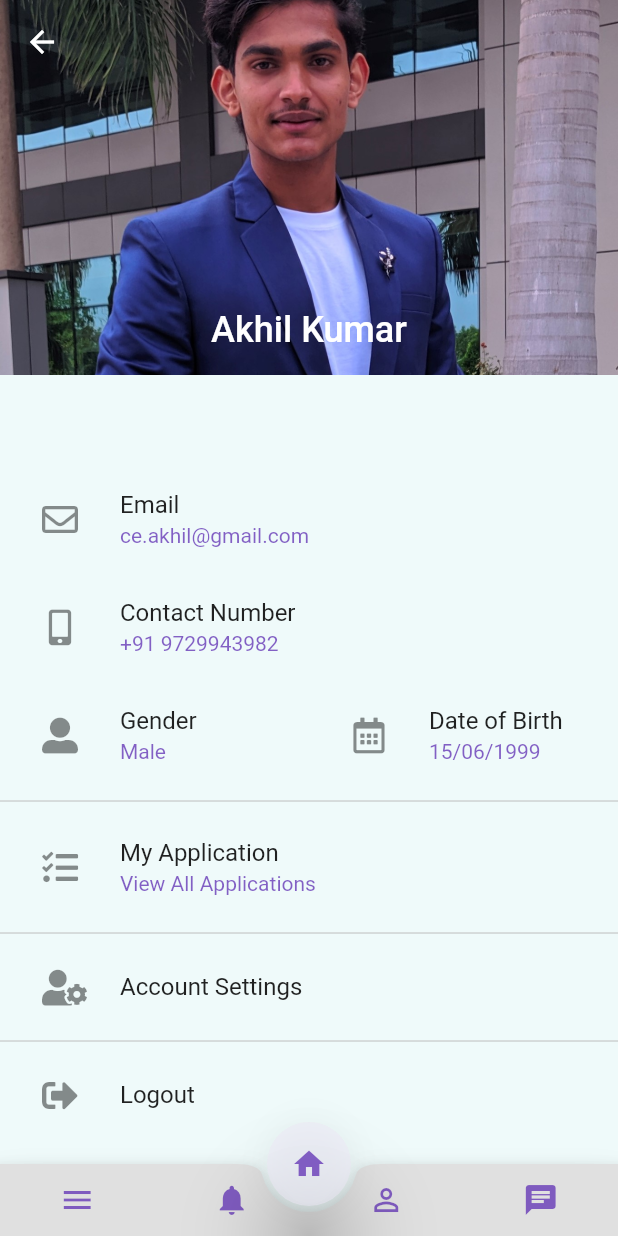
After one commit to ce-akhil/Volunteer-Management-System, a Flutter app: the screen it shows after launch, item 3 of the bottom bar chosen, on a phone screen of 412 x 824 dp. The commit adds this screen. Run offline on Flutter 3.47's test engine with Material 2 defaults, Android fonts, the phone set to English and light mode, and no system bars; our stand-ins replace bot_toast, font_awesome_flutter, responsive_grid.

Commit message:
Made profile

```diff
--- a/lib/action_button.dart
+++ b/lib/action_button.dart
@@ -1,4 +1,5 @@
 import 'package:flutter/material.dart';
+import 'package:vms/main.dart';
 
 class AppActionButton extends StatelessWidget {
   const AppActionButton({Key key}) : super(key: key);
@@ -8,9 +9,17 @@ class AppActionButton extends StatelessWidget {
     return FloatingActionButton(
       child: IconButton(
         icon: Icon(Icons.home),
-        onPressed: () {},
+        onPressed: () {
+          Navigator.push(
+              context,
+              MaterialPageRoute(builder: (context) => HomeScreen()));
+        },
       ),
-      onPressed: () {},
+      onPressed: () {
+        Navigator.push(
+            context,
+            MaterialPageRoute(builder: (context) => HomeScreen()));
+      },
     );
   }
 }
--- a/lib/appbottombar.dart
+++ b/lib/appbottombar.dart
@@ -1,5 +1,6 @@
 import 'package:flutter/cupertino.dart';
 import 'package:flutter/material.dart';
+import 'package:vms/profile.dart';
 
 class AppBottomBar extends StatefulWidget {
   const AppBottomBar({Key key}) : super(key: key);
@@ -25,8 +26,12 @@ class _AppBottomBarState extends State<AppBottomBar> {
             onPressed: () {},
           ),
           IconButton(
-            icon: Icon(Icons.arrow_drop_down),
-            onPressed: () {},
+            icon: Icon(Icons.perm_identity),
+            onPressed: () {
+              Navigator.push(
+                  context,
+                  MaterialPageRoute(builder: (context) => Profile()));
+            },
           ),
           IconButton(
             icon: Icon(Icons.chat),
--- /dev/null
+++ b/lib/profile.dart
@@ -0,0 +1,192 @@
+import 'package:flutter/gestures.dart';
+import 'package:flutter/material.dart';
+import 'package:font_awesome_flutter/font_awesome_flutter.dart';
+import 'package:vms/action_button.dart';
+import 'package:vms/appbottombar.dart';
+import 'package:responsive_grid/responsive_grid.dart';
+import 'package:vms/events.dart';
+
+class Profile extends StatefulWidget {
+  @override
+  _Profile createState() => new _Profile();
+}
+
+class _Profile extends State<Profile> {
+  @override
+  Widget build(BuildContext context) {
+    bool isPortrait = MediaQuery.of(context).orientation == Orientation.portrait
+        ? true
+        : false;
+    double tileMargin = 30;
+    return Scaffold(
+      drawerDragStartBehavior: DragStartBehavior.down,
+      bottomNavigationBar: AppBottomBar(),
+      floatingActionButtonLocation: FloatingActionButtonLocation.centerDocked,
+      floatingActionButton:  AppActionButton(),
+      body: SafeArea(
+        child: NestedScrollView(
+          headerSliverBuilder: (BuildContext context, bool innerBoxIsScrolled) {
+            return <Widget>[
+              SliverAppBar(
+                expandedHeight: 250.0,
+                floating: false,
+                pinned: true,
+                flexibleSpace: FlexibleSpaceBar(
+                    centerTitle: true,
+                    title: Text("Akhil Kumar",
+                        style: TextStyle(
+                          color: Colors.white,
+                          fontSize: 16.0,
+                        )),
+                    background: Image.asset(
+                      "assets/image/ak_face.jpg",
+                      fit: BoxFit.cover,
+                    )),
+              ),
+            ];
+          },
+          body: Scrollbar(
+            child: SingleChildScrollView(
+              dragStartBehavior: DragStartBehavior.down,
+              child: ResponsiveGridRow(
+                children: [
+                  if (isPortrait) _addGap(tileMargin * 2),
+                  ResponsiveGridCol(
+                    xs: 12,
+                    child: SizedBox(
+                      child: ListTile(
+                        title: Text('Email'),
+                        subtitle: Text('ce.akhil@gmail.com'),
+                        leading: IconButton(
+                          icon: Icon(FontAwesomeIcons.envelope),
+                          onPressed: () {},
+                        ),
+                        onTap: () {},
+                      ),
+                    ),
+                  ),
+                  ResponsiveGridCol(
+                    xs: 12,
+                    child: SizedBox(
+                      child: ListTile(
+                        title: Text('Contact Number'),
+                        subtitle: Text('+91 9729943982'),
+                        leading: IconButton(
+                          icon: Icon(FontAwesomeIcons.mobileAlt),
+                          onPressed: () {},
+                        ),
+                        onTap: () {},
+                      ),
+                    ),
+                  ),
+                  ResponsiveGridCol(
+                    xs: 6,
+                    child: SizedBox(
+                      child: ListTile(
+                        title: Text('Gender'),
+                        subtitle: Text('Male'),
+                        leading: IconButton(
+                          icon: Icon(FontAwesomeIcons.userAlt),
+                          onPressed: () {},
+                        ),
+                        onTap: () {},
+                      ),
+                    ),
+                  ),
+                  ResponsiveGridCol(
+                    xs: 6,
+                    child: SizedBox(
+                      child: ListTile(
+                        title: Text('Date of Birth'),
+                        subtitle: Text('15/06/1999'),
+                        leading: IconButton(
+                          icon: Icon(FontAwesomeIcons.calendarAlt),
+                          onPressed: () {},
+                        ),
+                        onTap: () {},
+                      ),
+                    ),
+                  ),
+                  ResponsiveGridCol(
+                    xs: 12,
+                    child: SizedBox(
+                      child: Divider(),
+                    ),
+                  ),
+                  ResponsiveGridCol(
+                    xs: 12,
+                    child: SizedBox(
+                      child: ListTile(
+                        title: Text('My Application'),
+                        subtitle: Text('View All Applications'),
+                        leading: IconButton(
+                          icon: Icon(FontAwesomeIcons.tasks),
+                          onPressed: () {
+                            Navigator.push(
+                                context,
+                                MaterialPageRoute(builder: (context) => Events()));
+                          },
+                        ),
+                        onTap: () {
+                          Navigator.push(
+                              context,
+                              MaterialPageRoute(builder: (context) => Events()));
+                        },
+                      ),
+                    ),
+                  ),
+                  ResponsiveGridCol(
+                    xs: 12,
+                    child: SizedBox(
+                      child: Divider(),
+                    ),
+                  ),
+                  ResponsiveGridCol(
+                    xs: 12,
+                    child: SizedBox(
+                      child: ListTile(
+                        title: Text('Account Settings'),
+                        leading: IconButton(
+                          icon: Icon(FontAwesomeIcons.userCog),
+                          onPressed: () {},
+                        ),
+                        onTap: () {},
+                      ),
+                    ),
+                  ),
+                  ResponsiveGridCol(
+                    xs: 12,
+                    child: SizedBox(
+                      child: Divider(),
+                    ),
+                  ),
+                  ResponsiveGridCol(
+                    xs: 12,
+                    child: SizedBox(
+                      child: ListTile(
+                        title: Text('Logout'),
+                        leading: IconButton(
+                          icon: Icon(FontAwesomeIcons.signOutAlt),
+                          onPressed: () {},
+                        ),
+                        onTap: () {},
+                      ),
+                    ),
+                  ),
+                ],
+              ),
+            ),
+          ),
+        ),
+      ),
+    );
+  }
+
+  ResponsiveGridCol _addGap(double tileMargin) {
+    return ResponsiveGridCol(
+      child: SizedBox(
+        height: tileMargin,
+      ),
+    );
+  }
+}
--- a/pubspec.yaml
+++ b/pubspec.yaml
@@ -45,3 +45,4 @@ dev_dependencies:
 flutter:
   assets:
     - assets/logo/
+    - assets/image/
```
Also changed, not shown: assets/image/ak_face.jpg (added).
